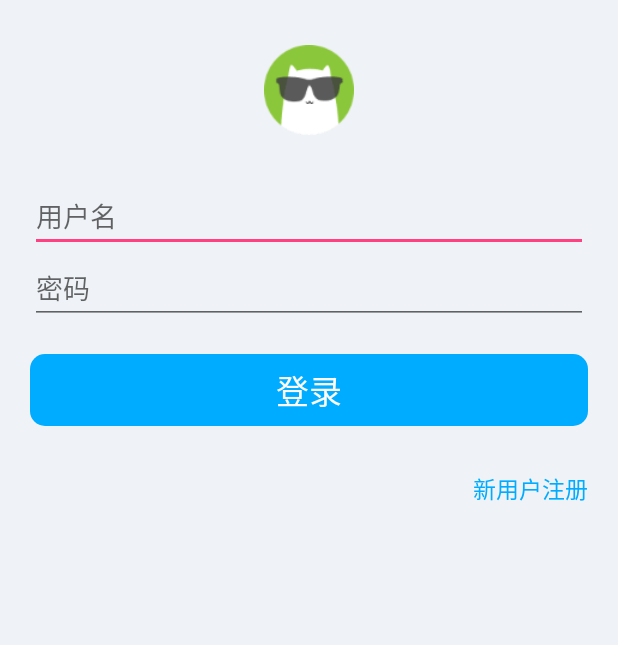
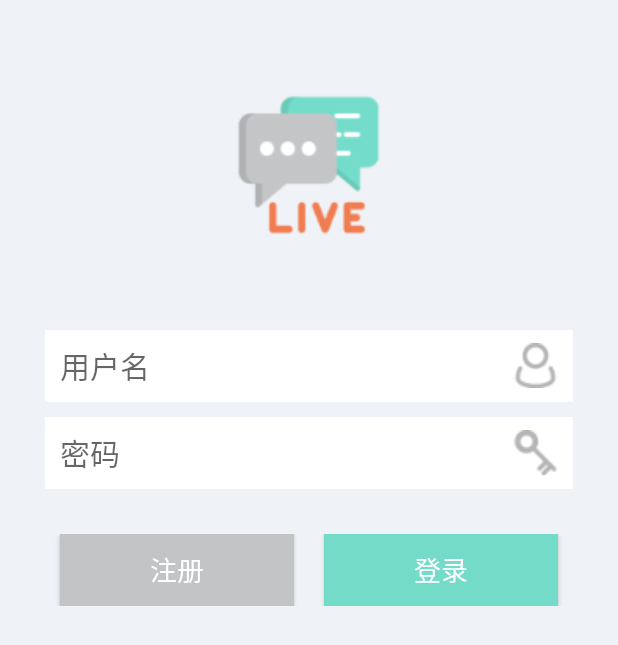
Before and after one commit to kacuam/IMKotlin, an Android app: the screen it shows after launch (LoginActivity), on a phone screen of 412 x 824 dp. Shown: the top 645 px of the screen. Run offline under Robolectric (Android 15) with nearby library versions, the phone set to English and light mode, and no system bars; libraries missing offline, so code that uses them is left out: cn.bmob.v3; 6 statements that could not run were skipped.

Commit message:
重新设计并美化登录布局

```diff
--- a/app/src/main/res/layout-v26/activity_login.xml
+++ b/app/src/main/res/layout-v26/activity_login.xml
@@ -6,15 +6,122 @@
               android:background="#eff2f6">
 
     <ImageView
-            android:layout_width="60dp"
-            android:layout_height="60dp"
-            android:src="@mipmap/avatar_9"
-            android:layout_margin="30dp"
+            android:layout_width="100dp"
+            android:layout_height="100dp"
+            android:src="@mipmap/chat"
+            android:layout_margin="60dp"
             android:scaleType="centerCrop"
             android:layout_gravity="center_horizontal"
             android:contentDescription="@string/login_head"/>
 
-    <EditText
+    <RelativeLayout
+            android:id="@+id/rl_userName"
+            android:layout_width="match_parent"
+            android:layout_height="48dp"
+            android:layout_marginLeft="30dp"
+            android:layout_marginRight="30dp"
+            android:background="#fff" >
+
+        <ImageView
+                android:id="@+id/iv_userName"
+                android:layout_width="30dp"
+                android:layout_height="30dp"
+                android:layout_alignParentEnd="true"
+                android:layout_centerVertical="true"
+                android:layout_marginEnd="10dp"
+                android:src="@mipmap/em_icon_account" android:contentDescription="@string/TODO"/>
+
+        <EditText
+                android:id="@+id/userName"
+                android:layout_width="match_parent"
+                android:layout_height="wrap_content"
+                android:layout_centerVertical="true"
+                android:background="@null"
+                android:hint="@string/login_name"
+                android:paddingStart="10dp"
+                android:singleLine="true"
+                android:inputType="text"
+                android:imeOptions="actionNext"
+                android:autofillHints=""
+                android:textSize="20sp"
+                android:textColor="@android:color/black" tools:ignore="RtlSymmetry"/>
+    </RelativeLayout>
+
+    <RelativeLayout
+            android:id="@+id/rl_password"
+            android:layout_width="match_parent"
+            android:layout_height="48dp"
+            android:layout_marginLeft="30dp"
+            android:layout_marginRight="30dp"
+            android:layout_marginTop="10dp"
+            android:background="#fff" >
+
+        <ImageView
+                android:id="@+id/iv_password"
+                android:layout_width="30dp"
+                android:layout_height="30dp"
+                android:layout_alignParentEnd="true"
+                android:layout_centerVertical="true"
+                android:layout_marginEnd="10dp"
+                android:src="@mipmap/em_icon_pwd" android:contentDescription="@string/TODO"/>
+
+        <EditText
+                android:id="@+id/password"
+                android:layout_width="match_parent"
+                android:layout_height="wrap_content"
+                android:layout_centerVertical="true"
+                android:background="@null"
+                android:hint="@string/login_password"
+                android:inputType="numberPassword"
+                android:paddingStart="10dp"
+                android:singleLine="true"
+                android:textSize="20sp"
+                android:textColor="@android:color/black"
+                android:imeOptions="actionGo"
+                android:importantForAutofill="no" tools:ignore="RtlSymmetry"/>
+    </RelativeLayout>
+
+    <LinearLayout
+            android:id="@+id/ll_btn"
+            android:layout_width="match_parent"
+            android:layout_height="wrap_content"
+            android:layout_marginLeft="30dp"
+            android:layout_marginRight="30dp"
+            android:layout_marginTop="30dp"
+            android:orientation="horizontal" >
+
+        <Button
+                android:id="@+id/newUser"
+                android:layout_width="0dp"
+                android:layout_height="wrap_content"
+                android:layout_marginLeft="10dp"
+                android:layout_marginRight="10dp"
+                android:layout_weight="1"
+                android:background="#c3c4c6"
+                android:gravity="center"
+                android:paddingBottom="7dp"
+                android:paddingTop="7dp"
+                android:text="@string/register"
+                android:textColor="@android:color/white"
+                android:textSize="18sp" />
+
+        <Button
+                android:id="@+id/login"
+                android:layout_width="0dp"
+                android:layout_height="wrap_content"
+                android:layout_marginLeft="10dp"
+                android:layout_marginRight="10dp"
+                android:layout_weight="1"
+                android:background="#74dbc9"
+                android:gravity="center"
+                android:paddingBottom="7dp"
+                android:paddingTop="7dp"
+                android:text="@string/login_register"
+                android:textColor="@android:color/white"
+                android:textSize="18sp"/>
+    </LinearLayout>
+
+    <!--<EditText
             android:id="@+id/userName"
             android:layout_width="match_parent"
             android:layout_height="wrap_content"
@@ -34,7 +141,7 @@
             android:hint="@string/login_password"
             android:inputType="numberPassword"
             android:imeOptions="actionGo"
-            android:importantForAutofill="no"/>
+            android:importantForAutofill="no"/
 
     <Button
             android:id="@+id/login"
@@ -42,7 +149,7 @@
             android:layout_height="wrap_content"
             android:layout_marginTop="20dp"
             android:layout_marginHorizontal="20dp"
-            android:background="@drawable/btn_login"
+            android:background="#74dbc9"
             android:textSize="22sp"
             android:textColor="@android:color/white"
             android:gravity="center"
@@ -58,6 +165,6 @@
             android:layout_gravity="right"
             android:layout_marginRight="20dp"
             android:layout_marginTop="30dp"
-            tools:ignore="RtlHardcoded"/>
+            tools:ignore="RtlHardcoded"/>>-->
 
 </LinearLayout>
--- a/app/src/main/res/values/strings.xml
+++ b/app/src/main/res/values/strings.xml
@@ -62,4 +62,5 @@
     <string name="time_1_21">1:21</string>
     <string name="count_20">20</string>
     <string name="relogin">设备在其他地方登录，需要重新登录</string>
+    <string name="TODO">TODO</string>
 </resources>
```
Also changed, not shown: app/src/main/res/mipmap-xhdpi/em_icon_account.png (added), app/src/main/res/mipmap-xhdpi/em_icon_pwd.png (added).
